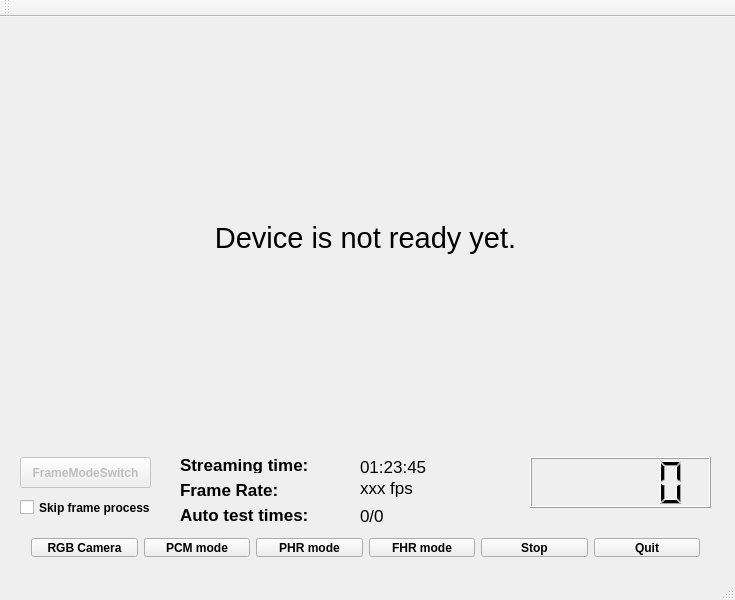
The window that mainwindow.ui (David1934/TinySwiftApp) describes before a commit, drawn with Qt 5.
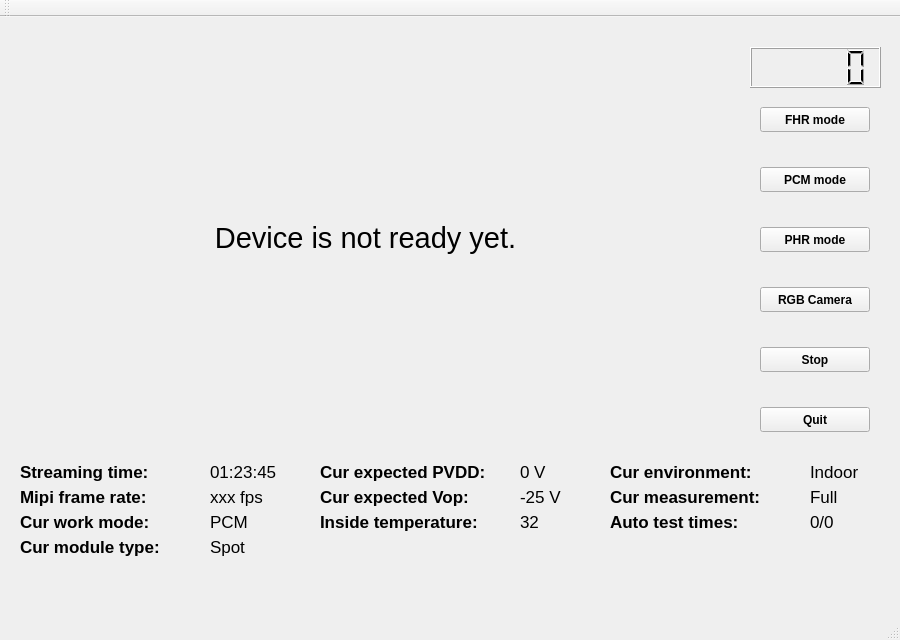
The same window after the commit.

```diff
--- a/mainwindow.ui
+++ b/mainwindow.ui
@@ -6,8 +6,8 @@
    <rect>
     <x>0</x>
     <y>0</y>
-    <width>735</width>
-    <height>600</height>
+    <width>900</width>
+    <height>640</height>
    </rect>
   </property>
   <property name="windowTitle">
@@ -41,18 +41,182 @@
      </item>
     </layout>
    </widget>
-   <widget class="QWidget" name="layoutWidget">
+   <widget class="QLabel" name="framerate_label">
     <property name="geometry">
      <rect>
       <x>20</x>
-      <y>510</y>
-      <width>691</width>
+      <y>470</y>
+      <width>190</width>
+      <height>20</height>
+     </rect>
+    </property>
+    <property name="font">
+     <font>
+      <pointsize>13</pointsize>
+      <weight>75</weight>
+      <bold>true</bold>
+     </font>
+    </property>
+    <property name="text">
+     <string>Mipi frame rate:</string>
+    </property>
+   </widget>
+   <widget class="QLabel" name="framerate_value">
+    <property name="geometry">
+     <rect>
+      <x>210</x>
+      <y>470</y>
+      <width>100</width>
+      <height>20</height>
+     </rect>
+    </property>
+    <property name="font">
+     <font>
+      <pointsize>13</pointsize>
+     </font>
+    </property>
+    <property name="text">
+     <string>xxx fps</string>
+    </property>
+   </widget>
+   <widget class="QLabel" name="strmTimeLabel">
+    <property name="geometry">
+     <rect>
+      <x>20</x>
+      <y>445</y>
+      <width>190</width>
+      <height>20</height>
+     </rect>
+    </property>
+    <property name="font">
+     <font>
+      <pointsize>13</pointsize>
+      <weight>75</weight>
+      <bold>true</bold>
+     </font>
+    </property>
+    <property name="text">
+     <string>Streaming time:</string>
+    </property>
+   </widget>
+   <widget class="QLabel" name="strmTime_value">
+    <property name="geometry">
+     <rect>
+      <x>210</x>
+      <y>445</y>
+      <width>100</width>
+      <height>20</height>
+     </rect>
+    </property>
+    <property name="font">
+     <font>
+      <pointsize>13</pointsize>
+     </font>
+    </property>
+    <property name="text">
+     <string>01:23:45</string>
+    </property>
+   </widget>
+   <widget class="QLCDNumber" name="lcdNumber">
+    <property name="geometry">
+     <rect>
+      <x>750</x>
+      <y>30</y>
+      <width>131</width>
       <height>41</height>
      </rect>
     </property>
-    <layout class="QHBoxLayout" name="horizontalLayout">
-     <item>
+    <property name="font">
+     <font>
+      <pointsize>10</pointsize>
+     </font>
+    </property>
+   </widget>
+   <widget class="QLabel" name="AutoTestTimes_value">
+    <property name="geometry">
+     <rect>
+      <x>810</x>
+      <y>495</y>
+      <width>80</width>
+      <height>20</height>
+     </rect>
+    </property>
+    <property name="font">
+     <font>
+      <pointsize>13</pointsize>
+     </font>
+    </property>
+    <property name="text">
+     <string>0/0</string>
+    </property>
+   </widget>
+   <widget class="QLabel" name="AutoTestTimes_label">
+    <property name="geometry">
+     <rect>
+      <x>610</x>
+      <y>495</y>
+      <width>200</width>
+      <height>20</height>
+     </rect>
+    </property>
+    <property name="font">
+     <font>
+      <pointsize>13</pointsize>
+      <weight>75</weight>
+      <bold>true</bold>
+     </font>
+    </property>
+    <property name="text">
+     <string>Auto test times:</string>
+    </property>
+   </widget>
+   <widget class="QLabel" name="cur_temperature_value">
+    <property name="geometry">
+     <rect>
+      <x>520</x>
+      <y>495</y>
+      <width>80</width>
+      <height>20</height>
+     </rect>
+    </property>
+    <property name="font">
+     <font>
+      <pointsize>13</pointsize>
+     </font>
+    </property>
+    <property name="text">
+     <string>32</string>
+    </property>
+   </widget>
+   <widget class="QLabel" name="cur_temperature_label">
+    <property name="geometry">
+     <rect>
+      <x>320</x>
+      <y>495</y>
+      <width>200</width>
+      <height>20</height>
+     </rect>
+    </property>
+    <property name="font">
+     <font>
+      <pointsize>13</pointsize>
+      <weight>75</weight>
+      <bold>true</bold>
+     </font>
+    </property>
+    <property name="text">
+     <string>Inside temperature:</string>
+    </property>
+   </widget>
       <widget class="QPushButton" name="RGBButton">
+    <property name="geometry">
+     <rect>
+      <x>760</x>
+      <y>270</y>
+      <width>110</width>
+      <height>25</height>
+     </rect>
+    </property>
        <property name="font">
         <font>
          <weight>75</weight>
@@ -63,9 +227,34 @@
         <string>RGB Camera</string>
        </property>
       </widget>
-     </item>
-     <item>
+   <widget class="QPushButton" name="FHRButton">
+    <property name="geometry">
+     <rect>
+      <x>760</x>
+      <y>90</y>
+      <width>110</width>
+      <height>25</height>
+     </rect>
+    </property>
+    <property name="font">
+     <font>
+      <weight>75</weight>
+      <bold>true</bold>
+     </font>
+    </property>
+    <property name="text">
+     <string>FHR mode</string>
+    </property>
+   </widget>
       <widget class="QPushButton" name="PCMButton">
+    <property name="geometry">
+     <rect>
+      <x>760</x>
+      <y>150</y>
+      <width>110</width>
+      <height>25</height>
+     </rect>
+    </property>
        <property name="font">
         <font>
          <weight>75</weight>
@@ -76,9 +265,15 @@
         <string>PCM mode</string>
        </property>
       </widget>
-     </item>
-     <item>
       <widget class="QPushButton" name="PHRButton">
+    <property name="geometry">
+     <rect>
+      <x>760</x>
+      <y>210</y>
+      <width>110</width>
+      <height>25</height>
+     </rect>
+    </property>
        <property name="font">
         <font>
          <weight>75</weight>
@@ -89,22 +284,15 @@
         <string>PHR mode</string>
        </property>
       </widget>
-     </item>
-     <item>
-      <widget class="QPushButton" name="FHRButton">
-       <property name="font">
-        <font>
-         <weight>75</weight>
-         <bold>true</bold>
-        </font>
-       </property>
-       <property name="text">
-        <string>FHR mode</string>
-       </property>
-      </widget>
-     </item>
-     <item>
       <widget class="QPushButton" name="stopButton">
+    <property name="geometry">
+     <rect>
+      <x>760</x>
+      <y>330</y>
+      <width>110</width>
+      <height>25</height>
+     </rect>
+    </property>
        <property name="font">
         <font>
          <weight>75</weight>
@@ -115,9 +303,15 @@
         <string>Stop</string>
        </property>
       </widget>
-     </item>
-     <item>
       <widget class="QPushButton" name="quitButton">
+    <property name="geometry">
+     <rect>
+      <x>760</x>
+      <y>390</y>
+      <width>110</width>
+      <height>25</height>
+     </rect>
+    </property>
        <property name="font">
         <font>
          <weight>75</weight>
@@ -128,38 +322,69 @@
         <string>Quit</string>
        </property>
       </widget>
-     </item>
-    </layout>
+   <widget class="QLabel" name="cur_exp_pvdd_value">
+    <property name="geometry">
+     <rect>
+      <x>520</x>
+      <y>445</y>
+      <width>80</width>
+      <height>20</height>
+     </rect>
+    </property>
+    <property name="font">
+     <font>
+      <pointsize>13</pointsize>
+     </font>
+    </property>
+    <property name="text">
+     <string>0 V</string>
+    </property>
    </widget>
-   <widget class="QPushButton" name="fmSwitchButton">
-    <property name="enabled">
-     <bool>false</bool>
+   <widget class="QLabel" name="cur_work_mode_value">
+    <property name="geometry">
+     <rect>
+      <x>210</x>
+      <y>495</y>
+      <width>100</width>
+      <height>20</height>
+     </rect>
     </property>
+    <property name="font">
+     <font>
+      <pointsize>13</pointsize>
+     </font>
+    </property>
+    <property name="text">
+     <string>PCM</string>
+    </property>
+   </widget>
+   <widget class="QLabel" name="cur_expected_vop_label">
     <property name="geometry">
      <rect>
-      <x>20</x>
-      <y>440</y>
-      <width>131</width>
-      <height>31</height>
+      <x>320</x>
+      <y>470</y>
+      <width>200</width>
+      <height>20</height>
      </rect>
     </property>
     <property name="font">
      <font>
+      <pointsize>13</pointsize>
       <weight>75</weight>
       <bold>true</bold>
      </font>
     </property>
     <property name="text">
-     <string>FrameModeSwitch</string>
+     <string>Cur expected Vop:</string>
     </property>
    </widget>
-   <widget class="QLabel" name="frLabel">
+   <widget class="QLabel" name="pvddLabel">
     <property name="geometry">
      <rect>
-      <x>180</x>
-      <y>465</y>
-      <width>111</width>
-      <height>16</height>
+      <x>320</x>
+      <y>445</y>
+      <width>200</width>
+      <height>20</height>
      </rect>
     </property>
     <property name="font">
@@ -170,53 +395,53 @@
      </font>
     </property>
     <property name="text">
-     <string>Frame Rate:</string>
+     <string>Cur expected PVDD:</string>
     </property>
    </widget>
-   <widget class="QLabel" name="fpsLabel">
+   <widget class="QLabel" name="cur_work_mode_label">
     <property name="geometry">
      <rect>
-      <x>360</x>
-      <y>460</y>
-      <width>71</width>
-      <height>21</height>
+      <x>20</x>
+      <y>495</y>
+      <width>190</width>
+      <height>20</height>
      </rect>
     </property>
     <property name="font">
      <font>
       <pointsize>13</pointsize>
+      <weight>75</weight>
+      <bold>true</bold>
      </font>
     </property>
     <property name="text">
-     <string>xxx fps</string>
+     <string>Cur work mode:</string>
     </property>
    </widget>
-   <widget class="QLabel" name="strmTimeLabel">
+   <widget class="QLabel" name="cur_environment_value">
     <property name="geometry">
      <rect>
-      <x>180</x>
-      <y>440</y>
-      <width>151</width>
-      <height>16</height>
+      <x>810</x>
+      <y>445</y>
+      <width>80</width>
+      <height>20</height>
      </rect>
     </property>
     <property name="font">
      <font>
       <pointsize>13</pointsize>
-      <weight>75</weight>
-      <bold>true</bold>
      </font>
     </property>
     <property name="text">
-     <string>Streaming time:</string>
+     <string>Indoor</string>
     </property>
    </widget>
-   <widget class="QLabel" name="strmTimeValueLabel">
+   <widget class="QLabel" name="cur_exp_vop_value">
     <property name="geometry">
      <rect>
-      <x>360</x>
-      <y>440</y>
-      <width>111</width>
+      <x>520</x>
+      <y>470</y>
+      <width>80</width>
       <height>20</height>
      </rect>
     </property>
@@ -226,50 +451,74 @@
      </font>
     </property>
     <property name="text">
-     <string>01:23:45</string>
+     <string>-25 V</string>
     </property>
    </widget>
-   <widget class="QLCDNumber" name="lcdNumber">
+   <widget class="QLabel" name="cur_environment_label">
     <property name="geometry">
      <rect>
-      <x>530</x>
-      <y>440</y>
-      <width>181</width>
-      <height>51</height>
+      <x>610</x>
+      <y>445</y>
+      <width>200</width>
+      <height>20</height>
      </rect>
     </property>
     <property name="font">
      <font>
-      <pointsize>11</pointsize>
+      <pointsize>13</pointsize>
+      <weight>75</weight>
+      <bold>true</bold>
      </font>
     </property>
+    <property name="text">
+     <string>Cur environment:</string>
+    </property>
    </widget>
-   <widget class="QCheckBox" name="skipFrameProcessCheckbox">
+   <widget class="QLabel" name="cur_measurement_value">
     <property name="geometry">
      <rect>
-      <x>20</x>
-      <y>480</y>
-      <width>141</width>
-      <height>21</height>
+      <x>810</x>
+      <y>470</y>
+      <width>80</width>
+      <height>20</height>
      </rect>
     </property>
     <property name="font">
      <font>
+      <pointsize>13</pointsize>
+     </font>
+    </property>
+    <property name="text">
+     <string>Full</string>
+    </property>
+   </widget>
+   <widget class="QLabel" name="cur_measurement_label">
+    <property name="geometry">
+     <rect>
+      <x>610</x>
+      <y>470</y>
+      <width>200</width>
+      <height>20</height>
+     </rect>
+    </property>
+    <property name="font">
+     <font>
+      <pointsize>13</pointsize>
       <weight>75</weight>
       <bold>true</bold>
      </font>
     </property>
     <property name="text">
-     <string>Skip frame process</string>
+     <string>Cur measurement:</string>
     </property>
    </widget>
-   <widget class="QLabel" name="AutoTestTimes_value">
+   <widget class="QLabel" name="cur_module_type_value">
     <property name="geometry">
      <rect>
-      <x>360</x>
-      <y>488</y>
-      <width>71</width>
-      <height>21</height>
+      <x>210</x>
+      <y>520</y>
+      <width>100</width>
+      <height>20</height>
      </rect>
     </property>
     <property name="font">
@@ -278,16 +527,16 @@
      </font>
     </property>
     <property name="text">
-     <string>0/0</string>
+     <string>Spot</string>
     </property>
    </widget>
-   <widget class="QLabel" name="AutoTestTimes_label">
+   <widget class="QLabel" name="cur_module_type_label">
     <property name="geometry">
      <rect>
-      <x>180</x>
-      <y>490</y>
-      <width>171</width>
-      <height>16</height>
+      <x>20</x>
+      <y>520</y>
+      <width>190</width>
+      <height>20</height>
      </rect>
     </property>
     <property name="font">
@@ -298,7 +547,7 @@
      </font>
     </property>
     <property name="text">
-     <string>Auto test times:</string>
+     <string>Cur module type:</string>
     </property>
    </widget>
   </widget>
@@ -307,8 +556,8 @@
     <rect>
      <x>0</x>
      <y>0</y>
-     <width>735</width>
-     <height>23</height>
+     <width>900</width>
+     <height>22</height>
     </rect>
    </property>
   </widget>
```
Lines whose indentation alone changed are shown as unchanged.
